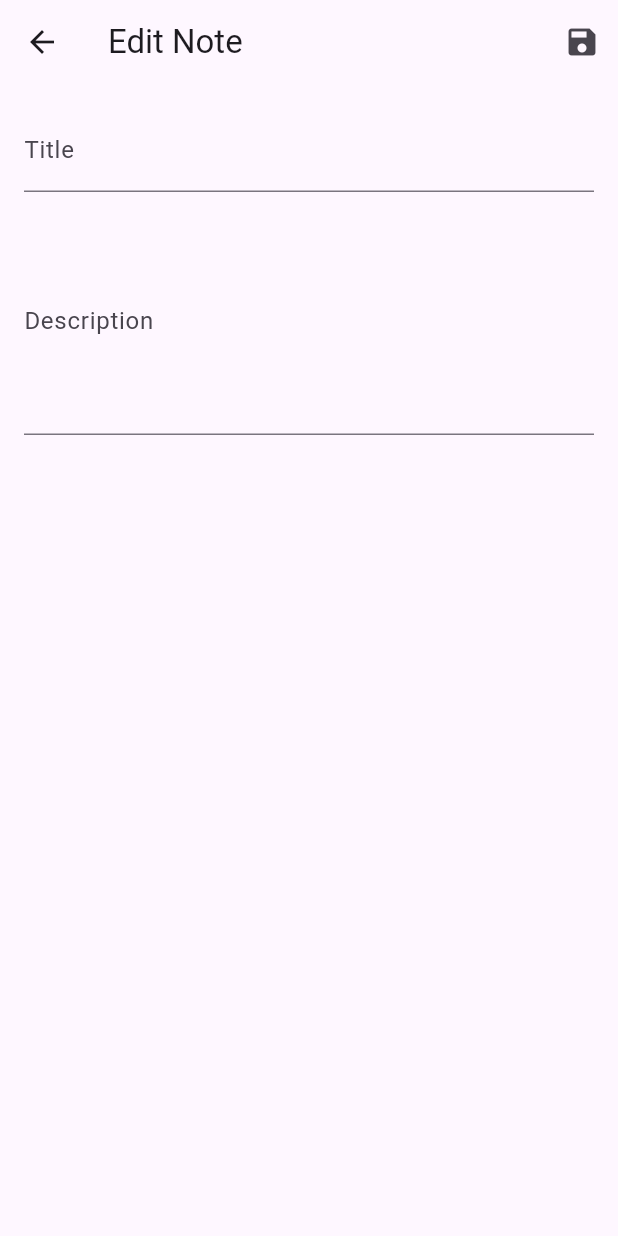
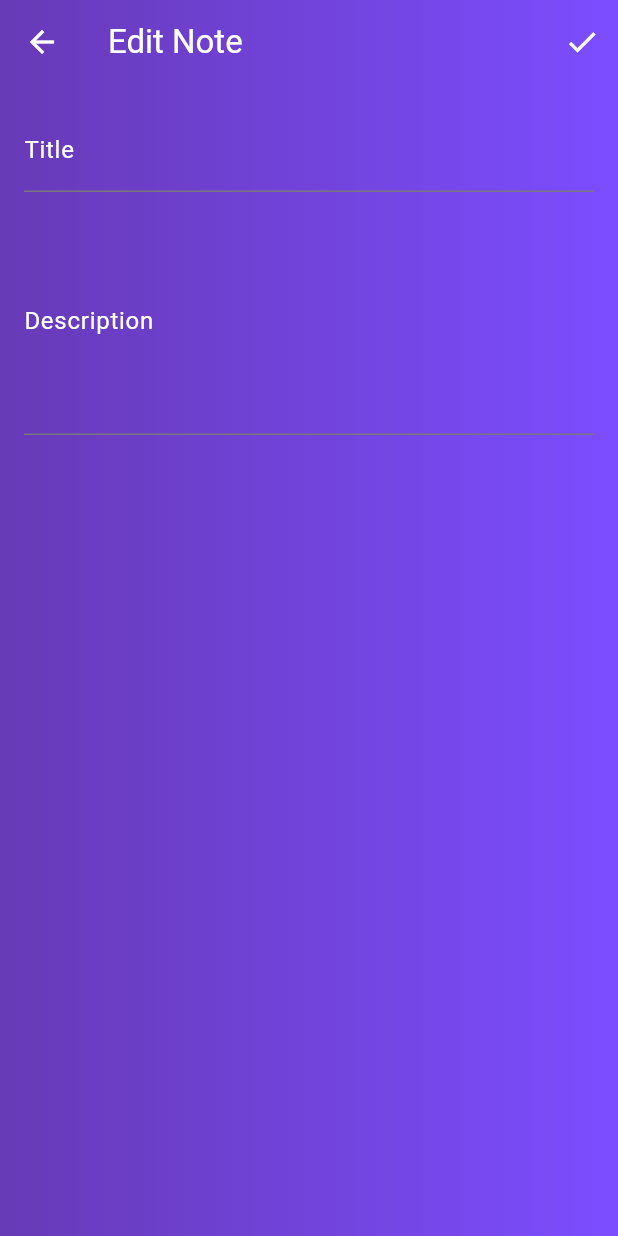
Before and after one commit to jaydiprpatel/flutter-notes-with-firebase, a Flutter app: the EditNotePage screen opened directly with empty values, on a phone screen of 412 x 824 dp. Run offline on Flutter 3.47's test engine with Material 3 defaults, Android fonts, the phone set to English and light mode, and no system bars; our stand-ins replace cloud_firestore, firebase_auth, firebase_core; accounts and stored records are empty.

```diff
--- a/lib/edit_note.dart
+++ b/lib/edit_note.dart
@@ -6,7 +6,11 @@ class EditNotePage extends StatefulWidget {
   final String title;
   final String description;
 
-  const EditNotePage({super.key, required this.noteId, required this.title, required this.description});
+  const EditNotePage(
+      {super.key,
+      required this.noteId,
+      required this.title,
+      required this.description});
 
   @override
   _EditNotePageState createState() => _EditNotePageState();
@@ -24,7 +28,10 @@ class _EditNotePageState extends State<EditNotePage> {
   }
 
   void _saveNote() async {
-    await FirebaseFirestore.instance.collection('notes').doc(widget.noteId).update({
+    await FirebaseFirestore.instance
+        .collection('notes')
+        .doc(widget.noteId)
+        .update({
       'title': _titleController.text,
       'description': _descriptionController.text,
     });
@@ -36,31 +43,55 @@ class _EditNotePageState extends State<EditNotePage> {
   Widget build(BuildContext context) {
     return Scaffold(
       appBar: AppBar(
-        title: const Text("Edit Note"),
+        title: const Text(
+          "Edit Note",
+          style: TextStyle(color: Colors.white),
+        ),
+        flexibleSpace: Container(
+          decoration: const BoxDecoration(
+            gradient: LinearGradient(
+              colors: [Colors.deepPurple, Colors.deepPurpleAccent],
+            ),
+          ),
+        ),
+        iconTheme: const IconThemeData(color: Colors.white),
         actions: [
           IconButton(
-            icon: const Icon(Icons.save),
+            icon: const Icon(Icons.done, color: Colors.white,),
             onPressed: _saveNote,
           ),
         ],
       ),
-      body: Padding(
+      body: Container(
+        decoration: const BoxDecoration(
+          gradient: LinearGradient(
+            colors: [Colors.deepPurple, Colors.deepPurpleAccent],
+          ),
+        ),
+        child: Padding(
           padding: const EdgeInsets.all(16.0),
           child: Column(
             children: [
               TextField(
                 controller: _titleController,
-              decoration: const InputDecoration(labelText: 'Title'),
+                style: const TextStyle(color: Colors.white),
+                decoration: const InputDecoration(
+                    labelText: 'Title',
+                    labelStyle: TextStyle(color: Colors.white)),
               ),
               const SizedBox(height: 10),
               TextField(
                 controller: _descriptionController,
-              decoration: const InputDecoration(labelText: 'Description'),
+                style: const TextStyle(color: Colors.white),
+                decoration: const InputDecoration(
+                    labelText: 'Description',
+                    labelStyle: TextStyle(color: Colors.white)),
                 maxLines: 5,
               ),
             ],
           ),
         ),
+      ),
     );
   }
 }
```
Also changed, not shown: lib/create_note.dart (+17 -5 lines), lib/home_screen.dart (+6 -2 lines), lib/login_screen.dart (+9 -0 lines). Lines whose indentation alone changed are shown as unchanged.
